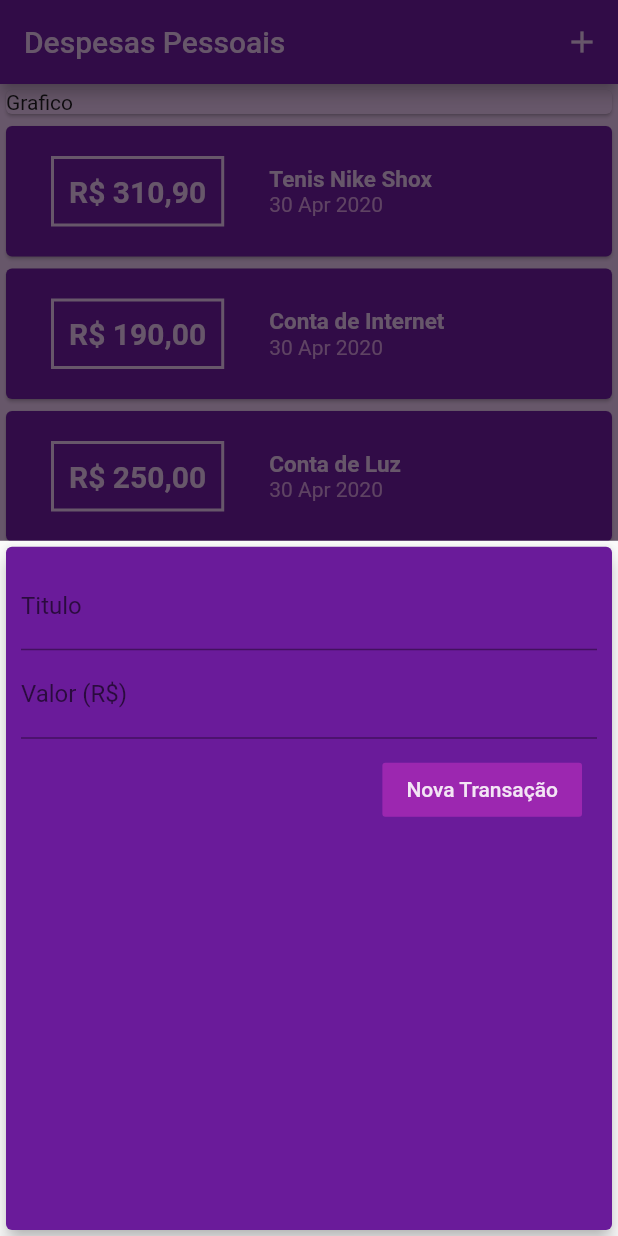
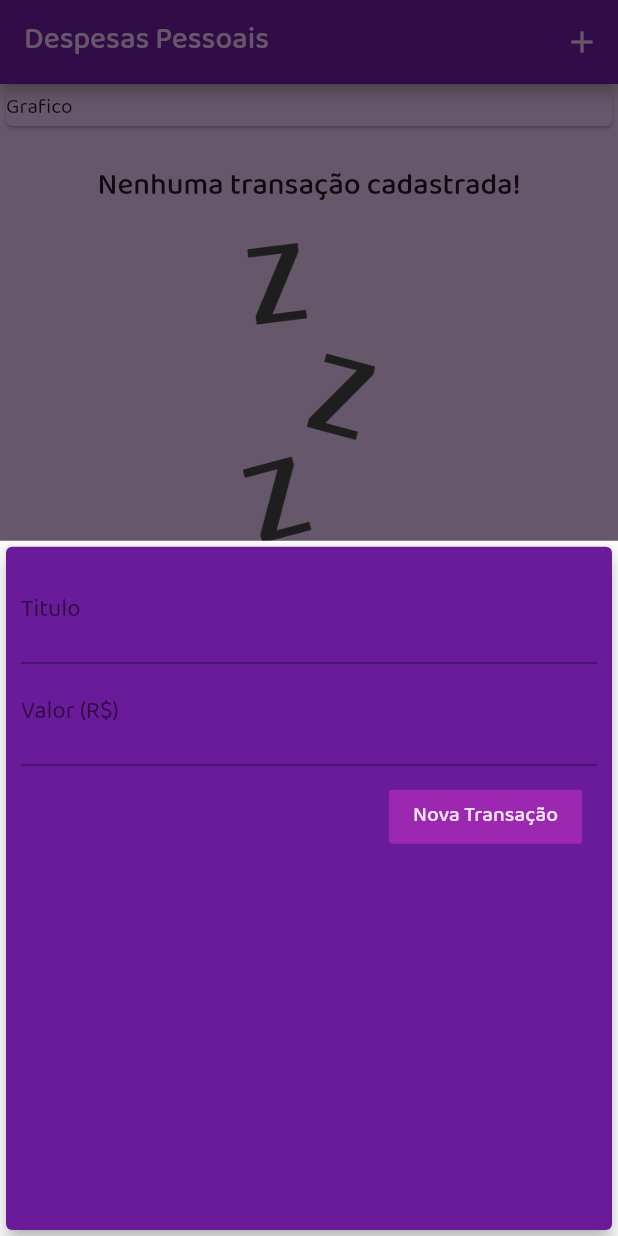
Before and after one commit to rafaelspaesleme-ads/expense, a Flutter app: the screen it shows after launch, after a tap on the "add" icon, on a phone screen of 412 x 824 dp. Run offline on Flutter 3.47's test engine with Material 2 defaults, Android fonts, the phone set to English and light mode, and no system bars.

```diff
--- a/lib/main.dart
+++ b/lib/main.dart
@@ -19,6 +19,7 @@ class ExpenseApp extends StatelessWidget {
         cardColor: Colors.purple[800],
         buttonColor: Colors.amber[400],
         accentColor: Colors.black,
+        fontFamily: 'Baloo Tamma 2'
       ),
     );
   }
@@ -32,12 +33,12 @@ class MyHomePage extends StatefulWidget {
 
 class _MyHomePageState extends State<MyHomePage> {
 
-  final _transactions = [
-    Transaction(id: 't1', title: 'Tenis Nike Shox', value: 310.90, date: DateTime.now()),
-    Transaction(id: 't2', title: 'Conta de Internet', value: 190.00, date: DateTime.now()),
-    Transaction(id: 't3', title: 'Conta de Luz', value: 250.00, date: DateTime.now()),
-    Transaction(id: 't4', title: 'Conta de Agua', value: 90.00, date: DateTime.now()),
-    Transaction(id: 't5', title: 'Conta de Telefone', value: 60.00, date: DateTime.now()),
+  final List<Transaction> _transactions = [
+    // Transaction(id: 't1', title: 'Tenis Nike Shox', value: 310.90, date: DateTime.now()),
+    // Transaction(id: 't2', title: 'Conta de Internet', value: 190.00, date: DateTime.now()),
+    // Transaction(id: 't3', title: 'Conta de Luz', value: 250.00, date: DateTime.now()),
+    // Transaction(id: 't4', title: 'Conta de Agua', value: 90.00, date: DateTime.now()),
+    // Transaction(id: 't5', title: 'Conta de Telefone', value: 60.00, date: DateTime.now()),
   ];
 
 
--- a/lib/models/components/transactionList.dart
+++ b/lib/models/components/transactionList.dart
@@ -12,7 +12,23 @@ class TransactionList extends StatelessWidget {
   Widget build(BuildContext context) {
     return Container(
       height: 460,
-      child: ListView.builder(
+      child: transactions.isEmpty ? Column(
+        children: <Widget>[
+          SizedBox(height: 20),
+          Text(
+            'Nenhuma transação cadastrada!',
+            style: Theme.of(context).textTheme.title
+          ),
+          SizedBox(height: 20),
+          Container(
+            height: 200,
+            child: Image.asset(
+              'assets/images/waiting.png',
+              fit: BoxFit.cover,
+            ),
+          )
+        ],
+      ) : ListView.builder(
         itemCount: transactions.length,
         itemBuilder: (ctx, index) {
           final tr = transactions[index];
```
Also changed, not shown: pubspec.yaml (+16 -13 lines), assets/images/waiting.png (added).
